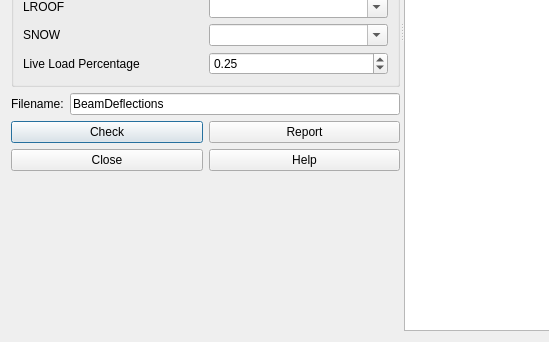
ebrahimraeyat/civilTools, file widgets/control/control_deflection_of_beams.ui: the form before one commit; both pictures show x 0 to 549 and y 281 to 623 of the 1282 by 623 pixel window.
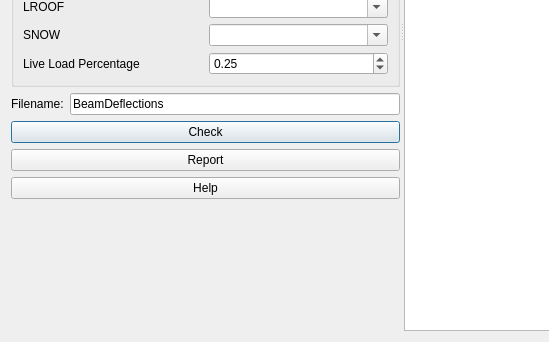
The form after the commit. Icons and pictures are not drawn. Custom widgets are drawn as their Qt base class.

Commit message: Remove close button in beam deflection

Patch:
```diff
--- a/widgets/control/control_deflection_of_beams.ui
+++ b/widgets/control/control_deflection_of_beams.ui
@@ -214,8 +214,8 @@
         </layout>
        </item>
        <item>
-        <layout class="QGridLayout" name="gridLayout_3">
-         <item row="0" column="0">
+        <layout class="QVBoxLayout" name="verticalLayout_2">
+         <item>
           <widget class="QPushButton" name="check_button">
            <property name="text">
             <string>Check</string>
@@ -232,7 +232,7 @@
            </property>
           </widget>
          </item>
-         <item row="0" column="2">
+         <item>
           <widget class="QPushButton" name="create_report_button">
            <property name="enabled">
             <bool>true</bool>
@@ -252,27 +252,7 @@
            </property>
           </widget>
          </item>
-         <item row="1" column="0">
-          <widget class="QPushButton" name="cancel_button">
-           <property name="enabled">
-            <bool>true</bool>
-           </property>
-           <property name="text">
-            <string>Close</string>
-           </property>
-           <property name="icon">
-            <iconset resource="../../civiltools.qrc">
-             <normaloff>:/civiltools/images/cancel.svg</normaloff>:/civiltools/images/cancel.svg</iconset>
-           </property>
-           <property name="iconSize">
-            <size>
-             <width>60</width>
-             <height>60</height>
-            </size>
-           </property>
-          </widget>
-         </item>
-         <item row="1" column="2">
+         <item>
           <widget class="QPushButton" name="help">
            <property name="enabled">
             <bool>true</bool>
```
The commit also changes 1 other file.
